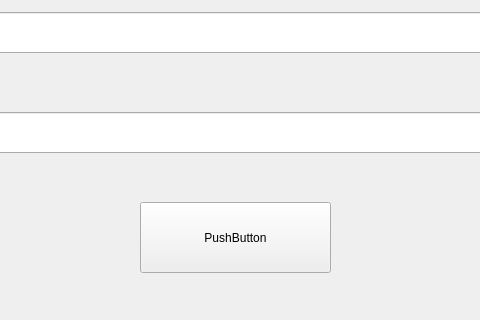
Qt form src/gui/ui/register/register_view.ui (colingelling/PyQt6-test) before a commit; both pictures show x 180 to 660 and y 358 to 678 of the 903 by 678 pixel window.
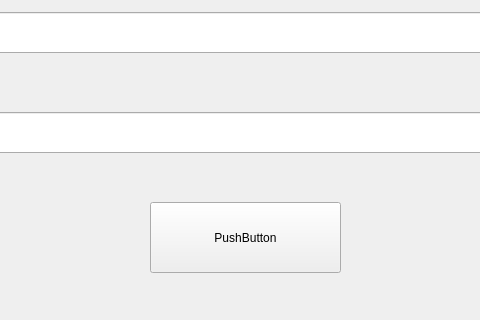
The same form after that commit.

Commit message: Corrected element adjustments, UI elements in Qt Designer and set a minimal height for QtabWidget

The edit to the form file:
```diff
--- a/src/gui/ui/register/register_view.ui
+++ b/src/gui/ui/register/register_view.ui
@@ -168,7 +168,7 @@
    <widget class="QPushButton" name="RegisterFormSubmitBtn">
     <property name="geometry">
      <rect>
-      <x>320</x>
+      <x>330</x>
       <y>560</y>
       <width>191</width>
       <height>71</height>
```
The commit also changes 6 other files.
